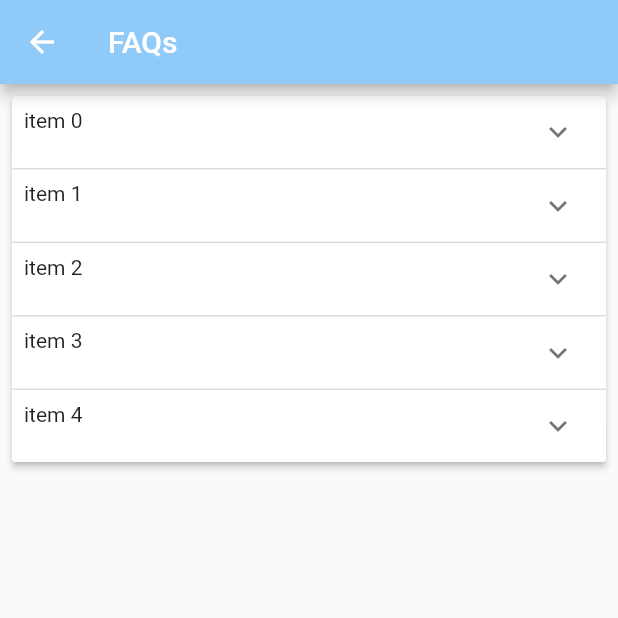
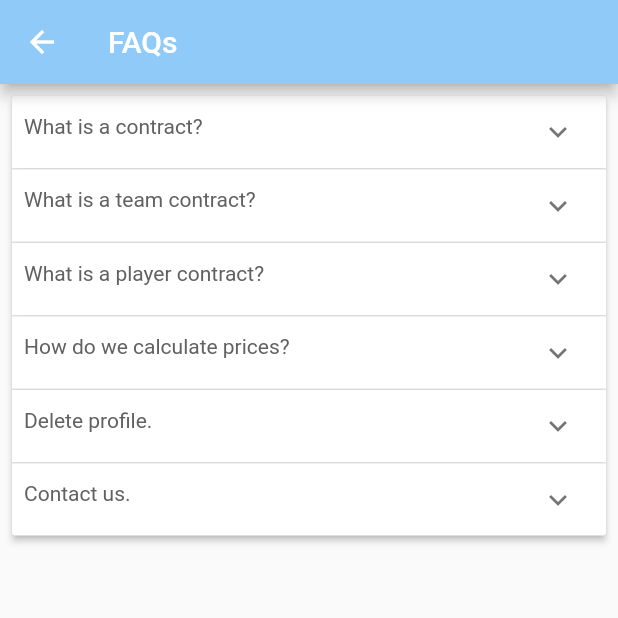
Before and after one commit to nickelnine37/sportfolios-mobile, a Flutter app: the FAQs screen opened directly, on a phone screen of 412 x 824 dp, the top half of it. Run offline on Flutter 3.47's test engine with Material 2 defaults, Android fonts, the phone set to English and light mode, and no system bars; our stand-ins replace cached_network_image, cloud_firestore, confetti, firebase_auth, firebase_core, flutter_colorpicker and 3 more; accounts and stored records are empty.

Commit message:
FAQs 1st draft

```diff
--- a/lib/screens/settings/faqs.dart
+++ b/lib/screens/settings/faqs.dart
@@ -9,7 +9,107 @@ class FAQs extends StatefulWidget {
 }
 
 class _FAQsState extends State<FAQs> {
-  List<bool> isExpanded = [false, false, false, false, false];
+  List<bool> isExpanded = [false, false, false, false, false, false];
+  List<Text> questions = [
+    Text(
+      'What is a contract?',
+      style: TextStyle(
+          color: Colors.grey[700],
+          height: 1.5,
+          fontSize: 14,
+          fontWeight: FontWeight.normal),
+    ),
+    Text(
+      'What is a team contract?',
+      style: TextStyle(
+          color: Colors.grey[700],
+          height: 1.5,
+          fontSize: 14,
+          fontWeight: FontWeight.normal),
+    ),
+    Text(
+      'What is a player contract?',
+      style: TextStyle(
+          color: Colors.grey[700],
+          height: 1.5,
+          fontSize: 14,
+          fontWeight: FontWeight.normal),
+    ),
+    Text(
+      'How do we calculate prices?',
+      style: TextStyle(
+          color: Colors.grey[700],
+          height: 1.5,
+          fontSize: 14,
+          fontWeight: FontWeight.normal),
+    ),
+    Text(
+      'Delete profile.',
+      style: TextStyle(
+          color: Colors.grey[700],
+          height: 1.5,
+          fontSize: 14,
+          fontWeight: FontWeight.normal),
+    ),
+    Text(
+      'Contact us.',
+      style: TextStyle(
+          color: Colors.grey[700],
+          height: 1.5,
+          fontSize: 14,
+          fontWeight: FontWeight.normal),
+    )
+  ];
+  List<Text> answers = [
+    Text(
+      'A contract is an agreement entered willingly by two parties whereby one party (the user) will receive payment from the other party (Sportfolios Ltd), provided the conditions stipulated in the contract are satisfied.',
+      style: TextStyle(
+          color: Colors.grey[700],
+          height: 1.5,
+          fontSize: 14,
+          fontWeight: FontWeight.normal),
+    ),
+    Text(
+      'A team contract (Long, Short, Binary, or Custom) is a contract whereby the user will receive payment at expiration (end of the season), provided the team\'s final position satisifies at least one of conditions in the contract.',
+      style: TextStyle(
+          color: Colors.grey[700],
+          height: 1.5,
+          fontSize: 14,
+          fontWeight: FontWeight.normal),
+    ),
+    Text(
+      'A player contract (Long or Short) is a contract whose final value and payout depends upon the final finishing position of the player based on points accumulated throughout the season amongst all other available players.',
+      style: TextStyle(
+          color: Colors.grey[700],
+          height: 1.5,
+          fontSize: 14,
+          fontWeight: FontWeight.normal),
+    ),
+    Text(
+      'Prices are calculated using Logarithmic Market Scoring Rule (LMSR). This scoring rule is used by numerous entities such as Augur, The Good Judgement Project, Inkling Markets, Cultivate Labs, and many others. The price calculated depends upon the quantity requested and the quantity already purchased by the community and as such the price will not be same as the sum of individual purchases. The user may be interest to learn more at https://www.cultivatelabs.com/prediction-markets-guide/how-does-logarithmic-market-scoring-rule-lmsr-work.',
+      style: TextStyle(
+          color: Colors.grey[700],
+          height: 1.5,
+          fontSize: 14,
+          fontWeight: FontWeight.normal),
+    ),
+    Text(
+      'If the user wishes to delete their profile, one need only uninstall the application and email Sportfolios at admin@sportfolios.co.uk with your username and email address with which you registered an account.',
+      style: TextStyle(
+          color: Colors.grey[700],
+          height: 1.5,
+          fontSize: 14,
+          fontWeight: FontWeight.normal),
+    ),
+    Text(
+      'The Sportfolios administration team can be contacted at: \n\n email: admin@sportfolios.co.uk \n mobile: 0800 555 5555',
+      style: TextStyle(
+          color: Colors.grey[700],
+          height: 1.5,
+          fontSize: 14,
+          fontWeight: FontWeight.normal),
+    )
+  ];
 
   @override
   Widget build(BuildContext context) {
@@ -30,18 +130,21 @@ class _FAQsState extends State<FAQs> {
                 isExpanded[index] = !itemIsExpanded;
               });
             },
-            children: range(5)
+            children: range(6)
                 .map<ExpansionPanel>(
                   (int i) => ExpansionPanel(
                     isExpanded: isExpanded[i],
-                    headerBuilder: (context, expnded) {
+                    headerBuilder: (context, expanded) {
                       return Padding(
                         padding: const EdgeInsets.all(8.0),
-                        child: Text('item ${i}'),
+                        child: questions[i],
                       );
                     },
-                    body: Container(
-                      child: Text('hey'),
+                    body: Padding(
+                      padding: const EdgeInsets.all(8.0),
+                      child: Container(
+                        child: answers[i],
+                      ),
                     ),
                   ),
                 )
--- a/pubspec.yaml
+++ b/pubspec.yaml
@@ -39,7 +39,7 @@ dependencies:
   http: ^0.13.3
   shimmer: ^2.0.0
   confetti: ^0.6.0-nullsafety
-  flutter_colorpicker: 0.4.0
+  flutter_colorpicker: ^0.4.0
 
 dev_dependencies:
   flutter_test:
```
